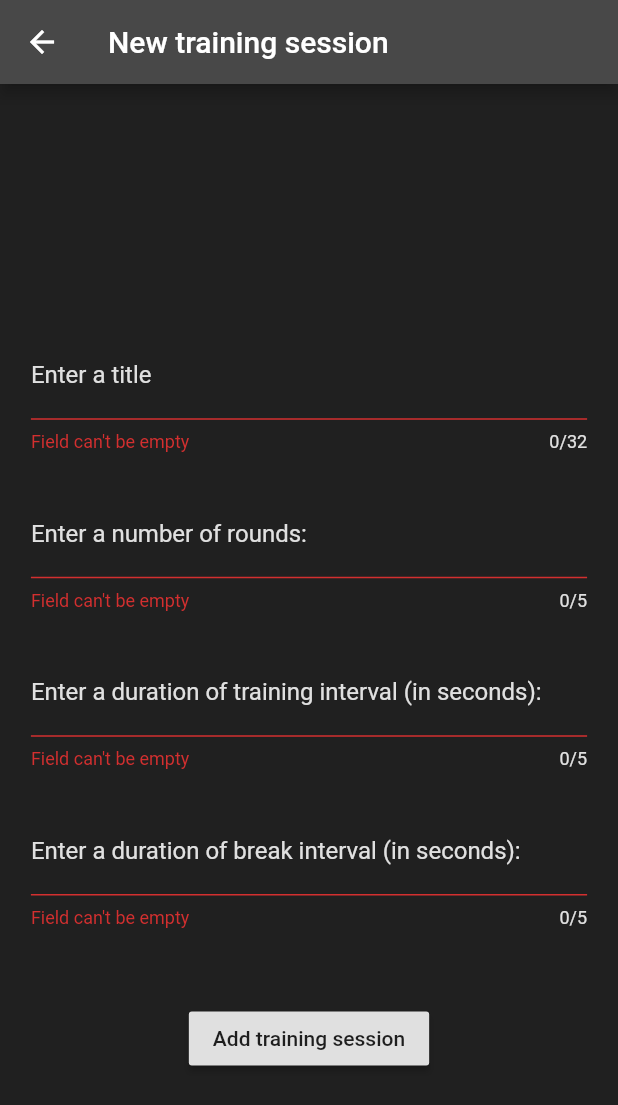
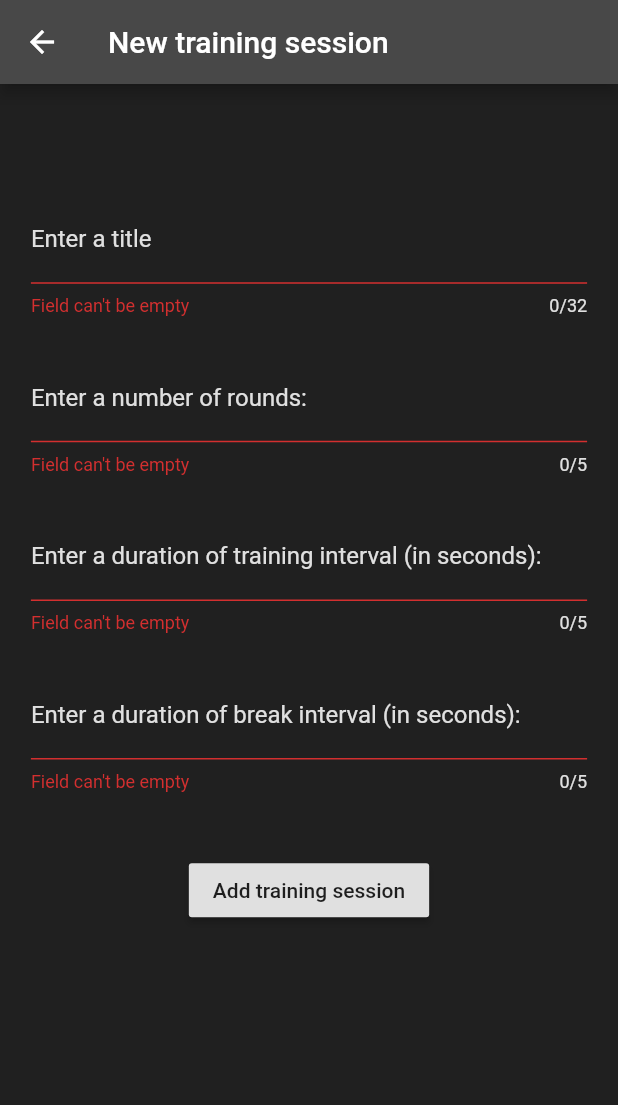
Before and after one commit to FahrudinSljivo/Interval-Timer-App, a Flutter app: the AddTrainingSession screen opened directly, after a tap on "Add training session", on a phone screen of 412 x 824 dp. Shown: the top 1105 px of the screen. Run offline on Flutter 3.47's test engine with Material 2 defaults, Android fonts, the phone set to English and light mode, and no system bars; our stand-ins replace cloud_firestore, firebase_auth, firebase_core, flutter_spinkit; missing offline and left inert: auth; accounts and stored records are empty; statements that could not run were skipped.

```diff
--- a/lib/providers/trainingSessionsProvider.dart
+++ b/lib/providers/trainingSessionsProvider.dart
@@ -25,6 +25,11 @@ class TrainingSessionsProvider with ChangeNotifier {
     //notifyListeners();
   }
 
+  void addTrainingSession(TrainingSessionModel tsm) {
+    _trainingSessions.add(tsm);
+    notifyListeners();
+  }
+
   void removeTrainingSession(TrainingSessionModel tsm) {
     _trainingSessions.remove(tsm);
     notifyListeners();
--- a/lib/view/addTrainingSession/pages/addTrainingSession.dart
+++ b/lib/view/addTrainingSession/pages/addTrainingSession.dart
@@ -1,12 +1,13 @@
 import 'package:flutter/cupertino.dart';
 import 'package:flutter/material.dart';
+import 'package:interval_timer_app/models/trainingSessionModel.dart';
+import 'package:interval_timer_app/providers/trainingSessionsProvider.dart';
 import 'package:interval_timer_app/utils/colors.dart';
 import 'package:interval_timer_app/utils/loader.dart';
 import 'package:interval_timer_app/utils/sizeConfig.dart';
-import 'package:interval_timer_app/utils/styles.dart';
 import 'package:interval_timer_app/view/addTrainingSession/widgets/formField.dart';
-import 'package:interval_timer_app/view/homepage/pages/homepage.dart';
-import 'package:interval_timer_app/viewModel/trainingSession/trainingSession.dart';
+import 'package:interval_timer_app/viewModel/trainingSession/trainingSessionViewModel.dart';
+import 'package:provider/provider.dart';
 
 class AddTrainingSession extends StatefulWidget {
   @override
@@ -23,6 +24,7 @@ class _AddTrainingSessionState extends State<AddTrainingSession> {
   bool loading = false;
   @override
   Widget build(BuildContext context) {
+    final provider = Provider.of<TrainingSessionsProvider>(context);
     SizeConfig().init(context);
     return loading
         ? Loading()
@@ -42,7 +44,7 @@ class _AddTrainingSessionState extends State<AddTrainingSession> {
                     crossAxisAlignment: CrossAxisAlignment.start,
                     children: [
                       SizedBox(
-                        height: SizeConfig.blockSizeVertical * 20,
+                        height: SizeConfig.blockSizeVertical * 9,
                       ),
                       NewSessionFormField(
                         labelText: "Enter a title",
@@ -68,7 +70,7 @@ class _AddTrainingSessionState extends State<AddTrainingSession> {
                         atLeast: 5,
                       ),
                       SizedBox(
-                        height: SizeConfig.blockSizeVertical * 3,
+                        height: SizeConfig.blockSizeVertical * 2,
                       ),
                       Center(
                         child: RaisedButton(
@@ -77,17 +79,23 @@ class _AddTrainingSessionState extends State<AddTrainingSession> {
                               setState(() {
                                 loading = true;
                               });
+                              String tsId = generateRandomString(20);
+                              provider.addTrainingSession(TrainingSessionModel(
+                                  id: tsId,
+                                  title: _titleController.text,
+                                  numberOfTrainingIntervals:
+                                      int.parse(_roundsController.text),
+                                  trainingIntervalDuration:
+                                      int.parse(_trainingDuration.text),
+                                  breakIntervalDuration:
+                                      int.parse(_breakDuration.text)));
                               TrainingSessionViewModel().addNewTrainingSession(
+                                  tsId,
                                   _titleController.text,
                                   _roundsController.text,
                                   _trainingDuration.text,
                                   _breakDuration.text);
-                              Navigator.pushReplacement(
-                                context,
-                                MaterialPageRoute(
-                                  builder: (context) => HomePage(),
-                                ),
-                              );
+                              Navigator.pop(context);
                             }
                           },
                           child: Text("Add training session"),
--- a/lib/view/addTrainingSession/widgets/formField.dart
+++ b/lib/view/addTrainingSession/widgets/formField.dart
@@ -2,7 +2,7 @@ import 'package:flutter/material.dart';
 import 'package:interval_timer_app/utils/colors.dart';
 import 'package:interval_timer_app/utils/sizeConfig.dart';
 import 'package:interval_timer_app/utils/styles.dart';
-import 'package:interval_timer_app/viewModel/trainingSession/trainingSession.dart';
+import 'package:interval_timer_app/viewModel/trainingSession/trainingSessionViewModel.dart';
 
 class NewSessionFormField extends StatelessWidget {
   final String labelText;
--- a/lib/view/authentication/register/register.dart
+++ b/lib/view/authentication/register/register.dart
@@ -42,7 +42,7 @@ class _RegisterState extends State<Register> {
                   child: Column(
                     children: [
                       SizedBox(
-                        height: SizeConfig.blockSizeVertical * 15,
+                        height: SizeConfig.blockSizeVertical * 10,
                       ),
                       Center(
                         child: Text(
--- a/lib/view/homepage/pages/homepage.dart
+++ b/lib/view/homepage/pages/homepage.dart
@@ -1,5 +1,4 @@
 import 'package:flutter/material.dart';
-import 'package:interval_timer_app/models/trainingSessionModel.dart';
 import 'package:interval_timer_app/providers/trainingSessionsProvider.dart';
 import 'package:interval_timer_app/utils/colors.dart';
 import 'package:interval_timer_app/utils/globals.dart';
@@ -7,9 +6,8 @@ import 'package:interval_timer_app/utils/loader.dart';
 import 'package:interval_timer_app/view/addTrainingSession/pages/addTrainingSession.dart';
 import 'package:interval_timer_app/view/authentication/login/login.dart';
 import 'package:interval_timer_app/view/homepage/widgets/trainingSessionTile.dart';
-import 'package:interval_timer_app/view/sharedWidgets/deleteAlertDialog.dart';
 import 'package:interval_timer_app/viewModel/auth/auth.dart';
-import 'package:interval_timer_app/viewModel/trainingSession/trainingSession.dart';
+import 'package:interval_timer_app/viewModel/trainingSession/trainingSessionViewModel.dart';
 import 'package:provider/provider.dart';
 
 class HomePage extends StatefulWidget {
--- a/lib/view/trainingSession/widgets/alertDialog.dart
+++ b/lib/view/trainingSession/widgets/alertDialog.dart
@@ -3,7 +3,7 @@ import 'package:interval_timer_app/models/trainingSessionModel.dart';
 import 'package:interval_timer_app/providers/trainingSessionsProvider.dart';
 import 'package:interval_timer_app/utils/colors.dart';
 import 'package:interval_timer_app/utils/globals.dart';
-import 'package:interval_timer_app/viewModel/trainingSession/trainingSession.dart';
+import 'package:interval_timer_app/viewModel/trainingSession/trainingSessionViewModel.dart';
 import 'package:provider/provider.dart';
 
 alertDialog(Function fn, BuildContext context, TrainingSessionModel tsm) {
```
Also changed, not shown: lib/view/homepage/widgets/trainingSessionTile.dart (+4 -8 lines), lib/view/trainingSession/pages/trainingSession.dart (+4 -12 lines), lib/viewModel/trainingSession/dataFetching.dart (deleted, +0 -8 lines), lib/viewModel/trainingSession/trainingSessionViewModel.dart (renamed from lib/viewModel/trainingSession/trainingSession.dart, +9 -2 lines), 2 other files.
